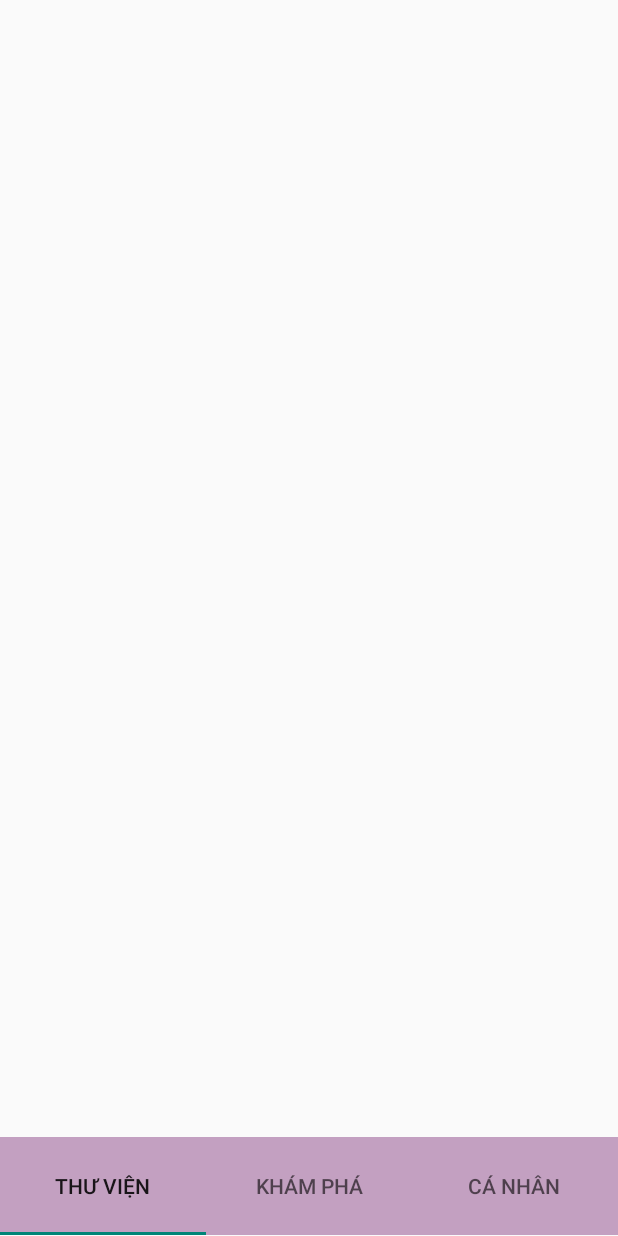
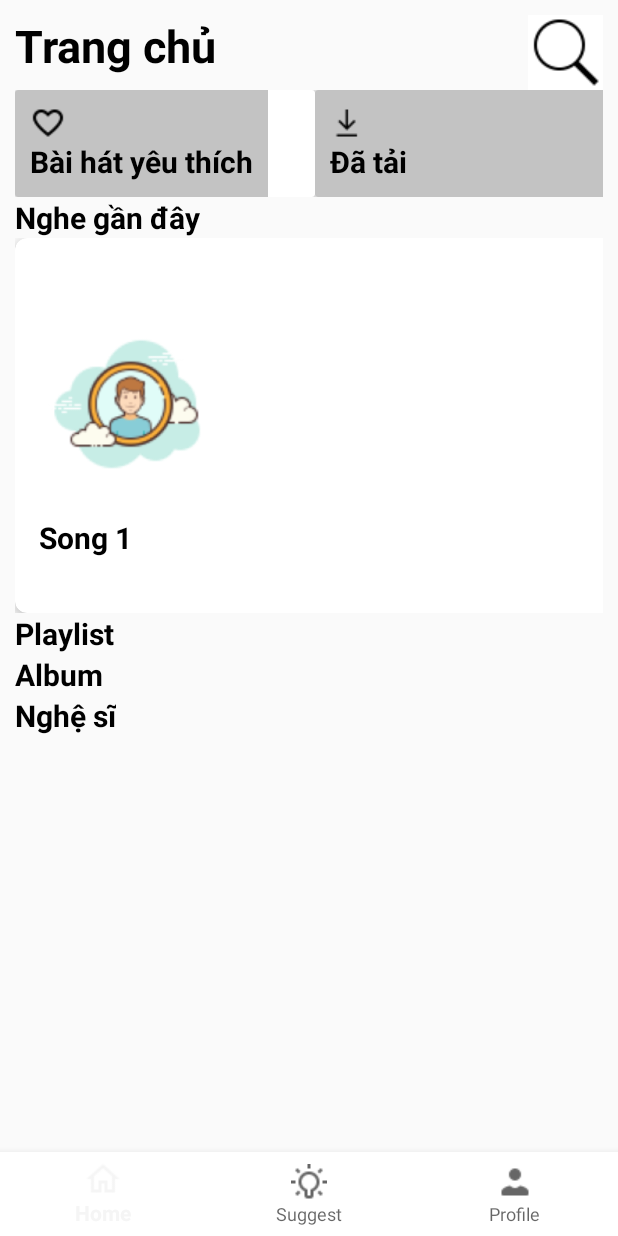
Before and after one commit to zjsalt/FinalMusicApp, an Android app: the screen it shows after launch (MainActivity before the commit, HomeActivity after it), on a phone screen of 412 x 824 dp. Run offline under Robolectric (Android 15) with nearby library versions, the light colour scheme and no system bars.

Commit message:
add fragment.java, test RV_Home

```diff
--- /dev/null
+++ b/Report/app/src/main/java/tdtu/report/Adapter/HomeAdapter.java
@@ -0,0 +1,57 @@
+package tdtu.report.Adapter;
+
+import android.view.LayoutInflater;
+import android.view.View;
+import android.view.ViewGroup;
+import android.widget.ImageView;
+import android.widget.TextView;
+
+import androidx.annotation.NonNull;
+import androidx.cardview.widget.CardView;
+import androidx.recyclerview.widget.RecyclerView;
+
+import java.util.List;
+
+import tdtu.report.Model.CardItem2;
+import tdtu.report.R;
+
+public class HomeAdapter extends RecyclerView.Adapter<HomeAdapter.ViewHolder> {
+
+    private List<CardItem2> dataList; // Thay YourDataModel bằng lớp dữ liệu thực của bạn
+
+    public HomeAdapter(List<CardItem2> dataList) {
+        this.dataList = dataList;
+    }
+
+    @NonNull
+    @Override
+    public ViewHolder onCreateViewHolder(@NonNull ViewGroup parent, int viewType) {
+        View view = LayoutInflater.from(parent.getContext()).inflate(R.layout.layout_card_item, parent, false);
+        return new ViewHolder(view);
+    }
+
+    @Override
+    public void onBindViewHolder(@NonNull ViewHolder holder, int position) {
+        CardItem2 data = dataList.get(position);
+        holder.ivItemImage.setImageResource(data.getImageView());
+        holder.tvTitle.setText(data.getTitle());
+    }
+
+    @Override
+    public int getItemCount() {
+        return dataList.size();
+    }
+
+    public static class ViewHolder extends RecyclerView.ViewHolder {
+        CardView cardView;
+        ImageView ivItemImage;
+        TextView tvTitle;
+
+        public ViewHolder(@NonNull View itemView) {
+            super(itemView);
+            cardView = itemView.findViewById(R.id.cardView);
+            ivItemImage = itemView.findViewById(R.id.ivItemImage);
+            tvTitle = itemView.findViewById(R.id.tvTitle);
+        }
+    }
+}
--- /dev/null
+++ b/Report/app/src/main/java/tdtu/report/Controller/HomeActivity.java
@@ -0,0 +1,55 @@
+package tdtu.report.Controller;
+
+import android.content.Intent;
+import android.os.Bundle;
+import android.view.Menu;
+import android.view.View;
+
+import androidx.appcompat.app.AppCompatActivity;
+import androidx.fragment.app.Fragment;
+
+import com.google.android.material.bottomnavigation.BottomNavigationView;
+import com.google.android.material.tabs.TabLayout;
+
+import tdtu.report.Fragment.HomeFragment;
+import tdtu.report.Fragment.ProfileFragment;
+import tdtu.report.Fragment.SuggestFragment;
+import tdtu.report.R;
+
+public class HomeActivity extends AppCompatActivity {
+
+    private BottomNavigationView bottomNavigationView;
+
+    @Override
+    protected void onCreate(Bundle savedInstanceState) {
+        super.onCreate(savedInstanceState);
+        setContentView(R.layout.home);
+
+        bottomNavigationView = findViewById(R.id.navigation_bottom);
+        bottomNavigationView.setOnNavigationItemSelectedListener(item -> {
+            Fragment selectedFragment = null;
+
+            if (item.getItemId() == R.id.home) {
+                selectedFragment = new HomeFragment();
+            } else if (item.getItemId() == R.id.suggest) {
+                selectedFragment = new SuggestFragment();
+            } else if (item.getItemId() == R.id.profile) {
+                selectedFragment = new ProfileFragment();
+            }
+
+            if (selectedFragment != null) {
+                getSupportFragmentManager().beginTransaction()
+                        .replace(R.id.main_menu, selectedFragment)
+                        .commit();
+            }
+
+            return true;
+        });
+
+        // Load HomeFragment by default
+        getSupportFragmentManager().beginTransaction()
+                .replace(R.id.main_menu, new HomeFragment())
+                .commit();
+    }
+
+}
--- /dev/null
+++ b/Report/app/src/main/java/tdtu/report/Fragment/HomeFragment.java
@@ -0,0 +1,76 @@
+package tdtu.report.Fragment;
+
+import android.os.Bundle;
+
+import androidx.annotation.NonNull;
+import androidx.annotation.Nullable;
+import androidx.fragment.app.Fragment;
+import androidx.recyclerview.widget.LinearLayoutManager;
+import androidx.recyclerview.widget.RecyclerView;
+
+import android.view.ContextMenu;
+import android.view.LayoutInflater;
+import android.view.View;
+import android.view.ViewGroup;
+import android.widget.FrameLayout;
+
+import java.util.ArrayList;
+import java.util.List;
+
+import tdtu.report.Adapter.HomeAdapter;
+import tdtu.report.Model.CardItem2;
+import tdtu.report.R;
+
+public class HomeFragment extends Fragment {
+
+    private FrameLayout frameLayout;
+    private View rootView;
+    private View fragmentHomeView;
+    private RecyclerView rvRecently;
+    private RecyclerView rvPlaylist;
+    private RecyclerView rvAlbum;
+    private RecyclerView rvArtist;
+    private HomeAdapter adapter;
+    private List<CardItem2> dataList;
+
+    public HomeFragment() {
+        // Required empty public constructor
+    }
+
+    @Override
+    public void onCreate(Bundle savedInstanceState) {
+        super.onCreate(savedInstanceState);
+    }
+
+    @Override
+    public View onCreateView(LayoutInflater inflater, ViewGroup container,
+                             Bundle savedInstanceState) {
+        // Inflate the layout for this fragment
+        rootView = inflater.inflate(R.layout.fragment_home, container, false);
+
+        // Tìm FrameLayout trong home.xml
+        frameLayout = rootView.findViewById(R.id.main_menu);
+
+        // Inflate layout fragment_home.xml và add vào FrameLayout
+        fragmentHomeView = inflater.inflate(R.layout.fragment_home, frameLayout, true);
+
+        rvRecently = rootView.findViewById(R.id.rvRecently); // Thay id RecyclerView bằng id thực của bạn trong fragment_home.xml
+        rvPlaylist = rootView.findViewById(R.id.rvPlaylist);
+        rvAlbum = rootView.findViewById(R.id.rvAlbum);
+        rvArtist = rootView.findViewById(R.id.rvArtist);
+        rvRecently.setLayoutManager(new LinearLayoutManager(getActivity(), LinearLayoutManager.HORIZONTAL, false)); // Hoặc sử dụng GridLayoutManager, StaggeredGridLayoutManager
+        dataList = createSampleData(); // Tạo dữ liệu mẫu
+        adapter = new HomeAdapter(dataList); // Thay RecyclerViewAdapter bằng tên Adapter của bạn
+        rvRecently.setAdapter(adapter);
+
+        return rootView;
+    }
+    private List<CardItem2> createSampleData() {
+        List<CardItem2> data = new ArrayList<>();
+        data.add(new CardItem2( R.drawable.avt, "Song 1"));
+        data.add(new CardItem2( R.drawable.avt, "Song 2"));
+        return data;
+    }
+
+
+}
--- /dev/null
+++ b/Report/app/src/main/java/tdtu/report/Model/CardItem2.java
@@ -0,0 +1,21 @@
+package tdtu.report.Model;
+
+import android.graphics.drawable.Drawable;
+
+public class CardItem2 {
+    private int imageView;
+    private String title;
+
+    public CardItem2(int imageView, String title) {
+        this.imageView = imageView;
+        this.title = title;
+    }
+
+    public int getImageView() {
+        return imageView;
+    }
+
+    public String getTitle() {
+        return title;
+    }
+}
--- a/Report/app/src/main/res/layout/fragment_home.xml
+++ b/Report/app/src/main/res/layout/fragment_home.xml
@@ -3,8 +3,9 @@
     xmlns:tools="http://schemas.android.com/tools"
     android:layout_width="match_parent"
     android:layout_height="match_parent"
-    tools:context=".HomeFragment"
-    android:padding="10dp">
+    tools:context=".Fragment.HomeFragment"
+    android:padding="10dp"
+    android:id="@+id/flHome">
 
     <LinearLayout
         android:layout_width="match_parent"
@@ -37,30 +38,43 @@
                 android:src="@drawable/ic_search" />
         </LinearLayout>
 
+        <ScrollView
+            android:layout_width="match_parent"
+            android:layout_height="match_parent" >
+
+            <LinearLayout
+                android:layout_width="match_parent"
+                android:layout_height="wrap_content"
+                android:orientation="vertical">
+
                 <LinearLayout
                     android:layout_width="match_parent"
                     android:layout_height="wrap_content">
+
                     <androidx.cardview.widget.CardView
                         android:id="@+id/cvLikedSong"
                         android:layout_width="200dp"
                         android:layout_height="wrap_content">
+
                         <LinearLayout
                             android:layout_width="wrap_content"
                             android:layout_height="wrap_content"
+                            android:background="@color/gray"
                             android:orientation="vertical"
-                    android:background="@color/gray"
                             android:padding="10dp">
+
                             <ImageView
                                 android:layout_width="wrap_content"
                                 android:layout_height="wrap_content"
-                        android:src="@drawable/ic_like"/>
+                                android:src="@drawable/ic_like" />
+
                             <TextView
                                 android:layout_width="wrap_content"
                                 android:layout_height="wrap_content"
+                                android:text="Bài hát yêu thích"
+                                android:textColor="@color/black"
                                 android:textSize="20sp"
-                        android:textStyle="bold"
-                        android:text="Bài hát yêu thích"
-                        android:textColor="@color/black"/>
+                                android:textStyle="bold" />
                         </LinearLayout>
                     </androidx.cardview.widget.CardView>
 
@@ -68,25 +82,28 @@
                         android:id="@+id/cvDownloadedSong"
                         android:layout_width="200dp"
                         android:layout_height="wrap_content">
+
                         <LinearLayout
                             android:layout_width="200dp"
                             android:layout_height="wrap_content"
+                            android:background="@color/gray"
                             android:orientation="vertical"
-                    android:background="@color/gray"
                             android:padding="10dp">
+
                             <ImageView
                                 android:id="@+id/ivItemImage"
                                 android:layout_width="wrap_content"
                                 android:layout_height="wrap_content"
-                        android:src="@drawable/ic_download"/>
+                                android:src="@drawable/ic_download" />
+
                             <TextView
                                 android:id="@+id/tvTitle"
                                 android:layout_width="wrap_content"
                                 android:layout_height="wrap_content"
+                                android:text="Đã tải"
+                                android:textColor="@color/black"
                                 android:textSize="20sp"
-                        android:textStyle="bold"
-                        android:text="Đã tải"
-                        android:textColor="@color/black"/>
+                                android:textStyle="bold" />
                         </LinearLayout>
                     </androidx.cardview.widget.CardView>
                 </LinearLayout>
@@ -127,7 +144,7 @@
 
                     <androidx.recyclerview.widget.RecyclerView
                         android:id="@+id/rvPlaylist"
-                android:layout_width="match_parent"
+                        android:layout_width="wrap_content"
                         android:layout_height="wrap_content">
 
                     </androidx.recyclerview.widget.RecyclerView>
@@ -154,6 +171,29 @@
                     </androidx.recyclerview.widget.RecyclerView>
                 </HorizontalScrollView>
 
+                <TextView
+                    android:id="@+id/tvArtist"
+                    android:layout_width="wrap_content"
+                    android:layout_height="wrap_content"
+                    android:text="Nghệ sĩ"
+                    android:textColor="@color/black"
+                    android:textSize="20dp"
+                    android:textStyle="bold" />
+
+                <HorizontalScrollView
+                    android:layout_width="match_parent"
+                    android:layout_height="wrap_content">
+
+                    <androidx.recyclerview.widget.RecyclerView
+                        android:id="@+id/rvArtist"
+                        android:layout_width="wrap_content"
+                        android:layout_height="wrap_content">
+
+                    </androidx.recyclerview.widget.RecyclerView>
+                </HorizontalScrollView>
+            </LinearLayout>
+        </ScrollView>
+
     </LinearLayout>
 
 </FrameLayout>
--- a/Report/app/src/main/res/layout/fragment_profile.xml
+++ b/Report/app/src/main/res/layout/fragment_profile.xml
@@ -3,8 +3,9 @@
     xmlns:tools="http://schemas.android.com/tools"
     android:layout_width="match_parent"
     android:layout_height="match_parent"
-    tools:context=".ProfileFragment"
-    android:padding="10dp">
+    tools:context=".Fragment.ProfileFragment"
+    android:padding="10dp"
+    android:id="@+id/flProfile">
 
     <LinearLayout
         android:layout_width="match_parent"
--- a/Report/app/src/main/res/layout/fragment_suggest.xml
+++ b/Report/app/src/main/res/layout/fragment_suggest.xml
@@ -3,8 +3,9 @@
     xmlns:tools="http://schemas.android.com/tools"
     android:layout_width="match_parent"
     android:layout_height="match_parent"
-    tools:context=".SuggestFragment"
-    android:padding="10dp">
+    tools:context=".Fragment.SuggestFragment"
+    android:padding="10dp"
+    android:id="@+id/flSuggest">
 
     <LinearLayout
         android:layout_width="match_parent"
--- a/Report/app/src/main/res/layout/home.xml
+++ b/Report/app/src/main/res/layout/home.xml
@@ -6,7 +6,7 @@
     android:orientation="vertical">
 <!--This is a home layout but i don't know how to show item on it >< -->
     <FrameLayout
-        android:id="@+id/main"
+        android:id="@+id/main_menu"
         android:layout_width="match_parent"
         android:layout_height="wrap_content"
         android:layout_weight="1">
--- a/Report/app/src/main/res/layout/layout_singer_profile.xml
+++ b/Report/app/src/main/res/layout/layout_artist_profile.xml
@@ -3,7 +3,7 @@
     xmlns:tools="http://schemas.android.com/tools"
     android:layout_width="match_parent"
     android:layout_height="match_parent"
-    tools:context=".ProfileFragment"
+    tools:context=".Fragment.ProfileFragment"
     android:padding="10dp">
 
     <LinearLayout
```
Also changed, not shown: Report/app/src/main/AndroidManifest.xml (+8 -0 lines), Report/app/src/main/java/tdtu/report/Adapter/SuggestAdapter.java (added, +61 -0 lines), Report/app/src/main/java/tdtu/report/Fragment/ArtistProfileFragment.java (added, +41 -0 lines), Report/app/src/main/java/tdtu/report/Fragment/ProfileFragment.java (added, +42 -0 lines), Report/app/src/main/java/tdtu/report/Fragment/SuggestFragment.java (added, +65 -0 lines), Report/app/src/main/java/tdtu/report/HomeFragment.java (deleted, +0 -35 lines), Report/app/src/main/java/tdtu/report/Model/Song.java (+13 -0 lines), Report/app/src/main/java/tdtu/report/ProfileFragment.java (deleted, +0 -64 lines), Report/app/src/main/java/tdtu/report/SuggestFragment.java (deleted, +0 -64 lines), Report/app/src/main/res/layout/fragment_artist_profile.xml (added, +14 -0 lines). Lines whose indentation alone changed are shown as unchanged.
